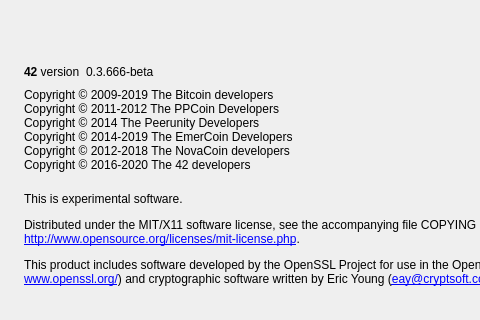
Old version of the form src/qt/forms/aboutdialog.ui in the repository jley81/42; both pictures show x 0 to 480 and y 0 to 320 of the 640 by 416 pixel window.
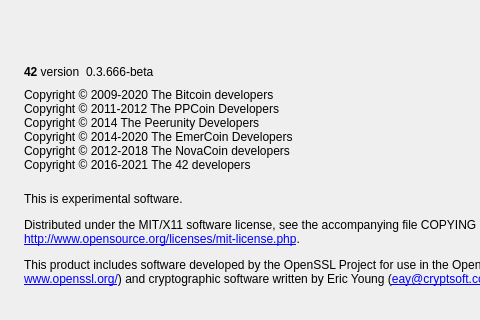
New version of the form. Icons and pictures are not drawn.

Commit message: Update Copyright Year

The edit to the form file:
```diff
--- a/src/qt/forms/aboutdialog.ui
+++ b/src/qt/forms/aboutdialog.ui
@@ -94,12 +94,12 @@
         <cursorShape>IBeamCursor</cursorShape>
        </property>
        <property name="text">
-        <string>Copyright © 2009-2019 The Bitcoin developers
+        <string>Copyright © 2009-2020 The Bitcoin developers
 Copyright © 2011-2012 The PPCoin Developers
 Copyright © 2014 The Peerunity Developers
-Copyright © 2014-2019 The EmerCoin Developers
+Copyright © 2014-2020 The EmerCoin Developers
 Copyright © 2012-2018 The NovaCoin developers
-Copyright © 2016-2020 The 42 developers</string>
+Copyright © 2016-2021 The 42 developers</string>
        </property>
        <property name="textInteractionFlags">
         <set>Qt::LinksAccessibleByMouse|Qt::TextSelectableByKeyboard|Qt::TextSelectableByMouse</set>
```
The commit also changes 8 other files.
